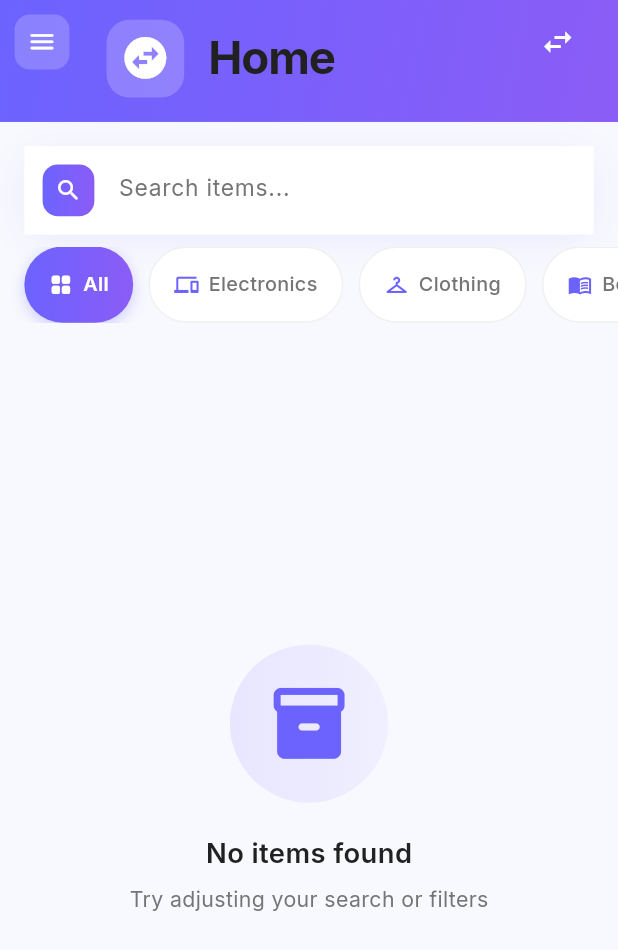
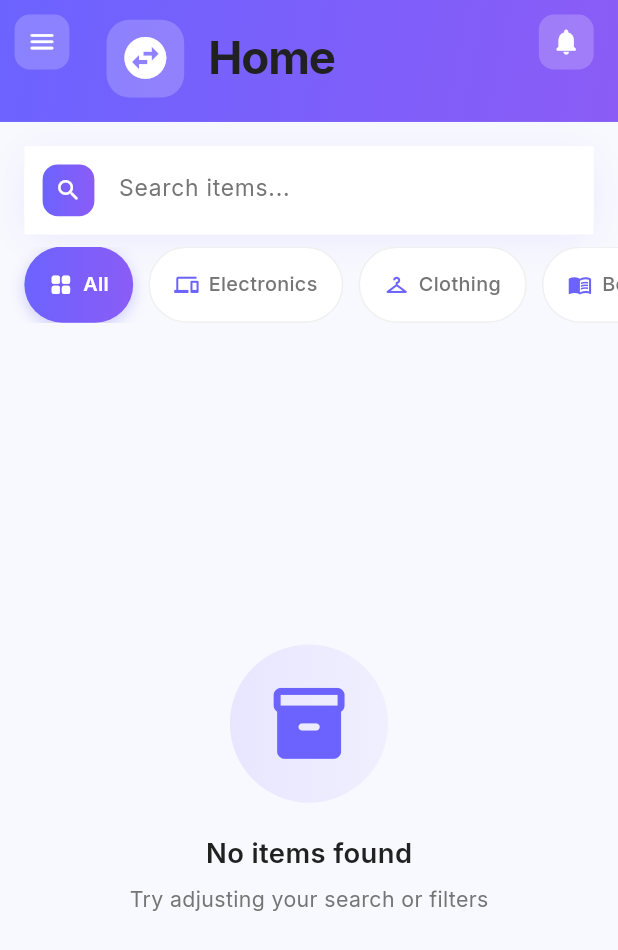
Before and after one commit to Fatmamorsy326/Barter, a Flutter app: the HomeScreen screen opened directly, on a phone screen of 412 x 824 dp. Shown: the top 950 px of the screen. Run offline on Flutter 3.47's test engine with Material 3 defaults, Android fonts, the phone set to English and light mode, and no system bars; our stand-ins replace cloud_firestore, firebase_auth, firebase_core, firebase_storage, flutter_screenutil, flutter_svg and 9 more; accounts and stored records are empty.

Commit message:
notification

```diff
--- a/lib/core/routes_manager/routes.dart
+++ b/lib/core/routes_manager/routes.dart
@@ -31,4 +31,5 @@ class Routes {
 
 
   static const String onboarding = '/onboarding';
+  static const String notifications = '/notifications';
 }
--- a/lib/core/routes_manager/routes_manager.dart
+++ b/lib/core/routes_manager/routes_manager.dart
@@ -14,6 +14,7 @@ import 'package:barter/features/account/owner_profile_screen.dart';
 import 'package:barter/features/saved_items/saved_items_screen.dart';
 import 'package:barter/features/splash/splash_screen.dart';
 import 'package:barter/features/onboarding/onboarding_screen.dart';
+import 'package:barter/features/notifications/notifications_screen.dart';
 import 'package:barter/model/item_model.dart';
 import 'package:flutter/cupertino.dart';
 import 'package:flutter/material.dart';
@@ -126,6 +127,11 @@ class RoutesManager {
         }
         return unDefinedRoute();
 
+      case Routes.notifications:
+        return MaterialPageRoute(
+          builder: (_) => const NotificationsScreen(),
+        );
+
       default:
         return unDefinedRoute();
     }
--- a/lib/features/home/home_screen.dart
+++ b/lib/features/home/home_screen.dart
@@ -173,11 +173,52 @@ class _HomeScreenState extends State<HomeScreen> with TickerProviderStateMixin {
         ),
       ),
       actions: [
-        Container(
-          margin: REdgeInsets.only(right: 16),
-          child: ExchangeNotificationBadge(
-            onTap: () => Navigator.pushNamed(context, Routes.exchangesList),
-          ),
+        StreamBuilder<int>(
+          stream: FirebaseService.currentUser != null
+              ? FirebaseService.getUnreadNotificationsCountStream(
+                  FirebaseService.currentUser!.uid)
+              : Stream.value(0),
+          builder: (context, snapshot) {
+            final unreadCount = snapshot.data ?? 0;
+
+            return Padding(
+              padding: REdgeInsets.only(right: 16),
+              child: GestureDetector(
+                onTap: () => Navigator.pushNamed(context, Routes.notifications),
+                child: Stack(
+                  alignment: Alignment.center,
+                  children: [
+                    Container(
+                      padding: REdgeInsets.all(8),
+                      decoration: BoxDecoration(
+                        color: Colors.white.withOpacity(0.2),
+                        borderRadius: BorderRadius.circular(10.r),
+                      ),
+                      child: Icon(
+                        Icons.notifications_rounded,
+                        color: Colors.white,
+                        size: 20.sp,
+                      ),
+                    ),
+                    if (unreadCount > 0)
+                      Positioned(
+                        top: 2,
+                        right: 2,
+                        child: Container(
+                          width: 10.w,
+                          height: 10.w,
+                          decoration: BoxDecoration(
+                            color: Colors.red,
+                            shape: BoxShape.circle,
+                            border: Border.all(color: Colors.white, width: 1.5),
+                          ),
+                        ),
+                      ),
+                  ],
+                ),
+              ),
+            );
+          },
         ),
       ],
     );
@@ -341,6 +382,22 @@ class _HomeScreenState extends State<HomeScreen> with TickerProviderStateMixin {
                         ),
                       ),
                       SizedBox(height: 12.h),
+
+                      _buildDrawerItem(
+                        icon: Icons.swap_horizontal_circle_rounded,
+                        title: 'My Exchanges',
+                        subtitle: 'View all exchanges',
+                        trailing: ExchangeNotificationBadge(
+                          onTap: () {
+                            Navigator.pop(context);
+                            Navigator.pushNamed(context, Routes.exchangesList);
+                          },
+                        ),
+                        onTap: () {
+                          Navigator.pop(context);
+                          Navigator.pushNamed(context, Routes.exchangesList);
+                        },
+                      ),
 
                       _buildDrawerItem(
                         icon: Icons.refresh_rounded,
@@ -1133,9 +1190,7 @@ class _HomeScreenState extends State<HomeScreen> with TickerProviderStateMixin {
     );
   }
 
-  void _showFilterSheet() {
-    // Remove this method - not needed anymore
-  }
+
 
   void _showLocationPermissionDialog() {
     showDialog(
```
Also changed, not shown: lib/firebase/firebase_service.dart (+127 -0 lines).
